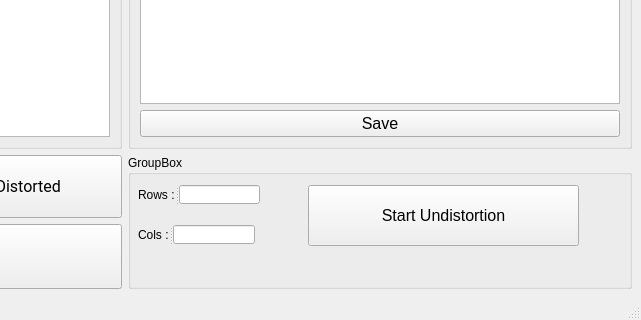
Old version of the form GUI_TA.ui in the repository YapZanan/MayaTugasAkhir; both pictures show x 391 to 1032 and y 630 to 950 of the 1032 by 950 pixel window.
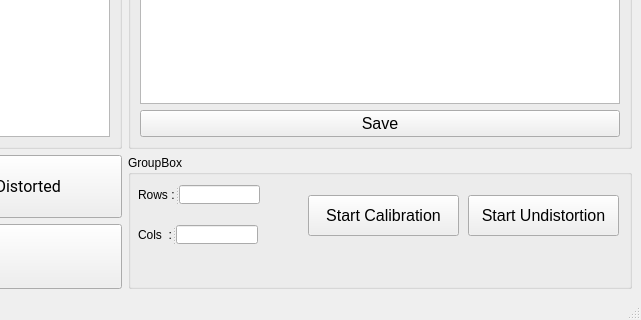
New version of the form.

The edit to the form file:
```diff
--- a/GUI_TA.ui
+++ b/GUI_TA.ui
@@ -263,36 +263,6 @@
         <property name="title">
          <string>GroupBox</string>
         </property>
-        <widget class="QWidget" name="gridLayoutWidget">
-         <property name="geometry">
-          <rect>
-           <x>180</x>
-           <y>30</y>
-           <width>271</width>
-           <height>61</height>
-          </rect>
-         </property>
-         <layout class="QGridLayout" name="gridLayout_2">
-          <item row="0" column="0">
-           <widget class="QPushButton" name="pushButton_Start_Undistorted">
-            <property name="sizePolicy">
-             <sizepolicy hsizetype="Expanding" vsizetype="Expanding">
-              <horstretch>0</horstretch>
-              <verstretch>0</verstretch>
-             </sizepolicy>
-            </property>
-            <property name="font">
-             <font>
-              <pointsize>12</pointsize>
-             </font>
-            </property>
-            <property name="text">
-             <string>Start Undistortion</string>
-            </property>
-           </widget>
-          </item>
-         </layout>
-        </widget>
         <widget class="QSplitter" name="splitter">
          <property name="geometry">
           <rect>
@@ -312,12 +282,30 @@
          </widget>
          <widget class="QLineEdit" name="lineEdit_Rows"/>
         </widget>
+        <widget class="QPushButton" name="pushButton_Start_Calibration">
+         <property name="geometry">
+          <rect>
+           <x>180</x>
+           <y>40</y>
+           <width>151</width>
+           <height>41</height>
+          </rect>
+         </property>
+         <property name="font">
+          <font>
+           <pointsize>12</pointsize>
+          </font>
+         </property>
+         <property name="text">
+          <string>Start Calibration</string>
+         </property>
+        </widget>
         <widget class="QSplitter" name="splitter_2">
          <property name="geometry">
           <rect>
            <x>10</x>
            <y>70</y>
-           <width>117</width>
+           <width>120</width>
            <height>19</height>
           </rect>
          </property>
@@ -326,11 +314,35 @@
          </property>
          <widget class="QLabel" name="label_3">
           <property name="text">
-           <string>Cols :</string>
+           <string>Cols  :</string>
           </property>
          </widget>
          <widget class="QLineEdit" name="lineEdit_Cols"/>
         </widget>
+        <widget class="QPushButton" name="pushButton_Start_Undistorted">
+         <property name="geometry">
+          <rect>
+           <x>340</x>
+           <y>40</y>
+           <width>151</width>
+           <height>41</height>
+          </rect>
+         </property>
+         <property name="sizePolicy">
+          <sizepolicy hsizetype="Expanding" vsizetype="Expanding">
+           <horstretch>0</horstretch>
+           <verstretch>0</verstretch>
+          </sizepolicy>
+         </property>
+         <property name="font">
+          <font>
+           <pointsize>12</pointsize>
+          </font>
+         </property>
+         <property name="text">
+          <string>Start Undistortion</string>
+         </property>
+        </widget>
        </widget>
       </item>
      </layout>
```
